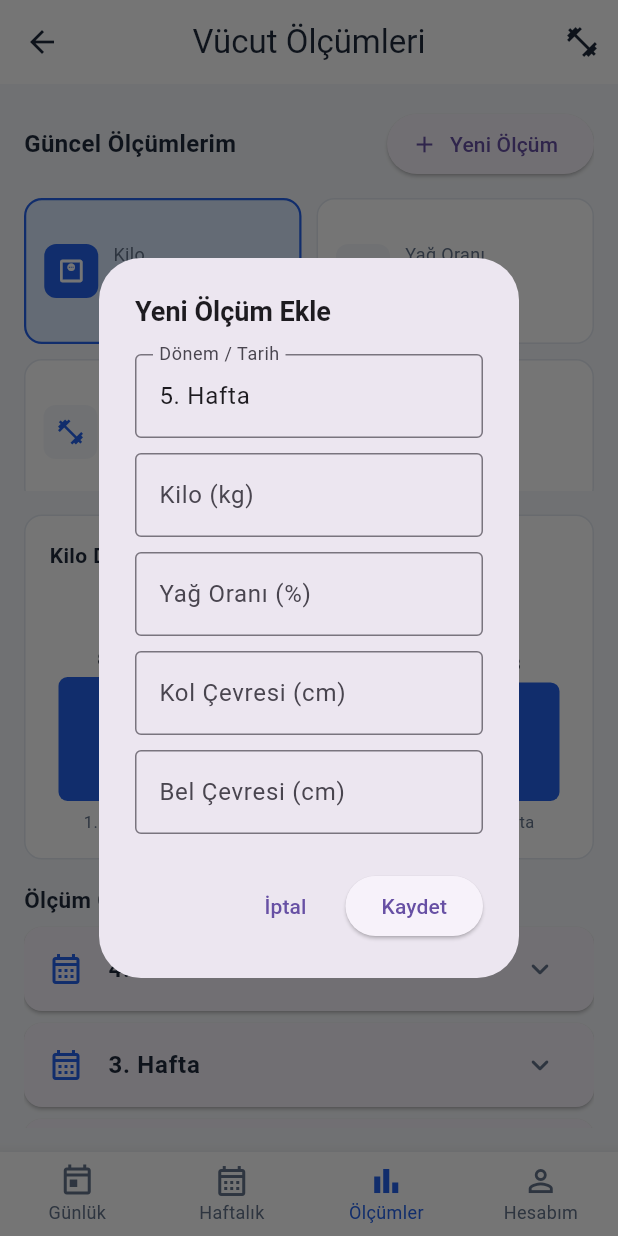
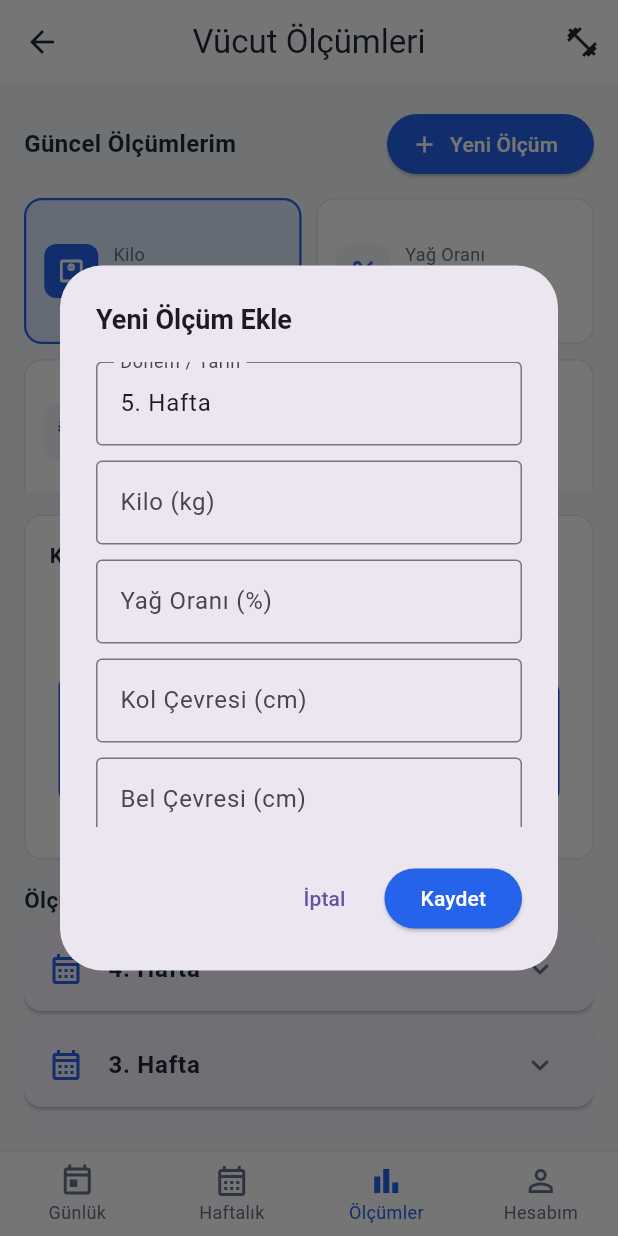
Before and after one commit to burqky/Mobil_Programlama, a Flutter app: the MainNavigationScreen screen opened by its route, item 3 of the bottom bar chosen, after a tap on "Yeni Ölçüm", on a phone screen of 412 x 824 dp. Run offline on Flutter 3.47's test engine with Material 3 defaults, Android fonts, the phone set to English and light mode, and no system bars.

Commit message:
Vucut olcumleri grafigi, hesap ekrani ve widget testleri guncellendi

```diff
--- a/spor_uygulamasi/lib/screens/measurements_tab.dart
+++ b/spor_uygulamasi/lib/screens/measurements_tab.dart
@@ -13,8 +13,8 @@ class MeasurementsTab extends StatefulWidget {
 
 class _MeasurementsTabState extends State<MeasurementsTab> {
   String _selectedMetric = 'Kilo';
-  // Tıklanarak detayları açılan ölçüm kayıtlarının ID listesi
-  final Set<String> _expandedMeasurementIds = {};
+  // Tıklanarak detayları açılan ölçüm kayıtlarının ID listesi (1. Hafta PDF: List, indexOf, add, removeAt)
+  final List<String> _expandedMeasurementIds = [];
 
   void _showAddMeasurementDialog() {
     final nextWeekNumber = AppStateData.bodyMeasurements.length + 1;
@@ -28,15 +28,93 @@ class _MeasurementsTabState extends State<MeasurementsTab> {
 
     showDialog(
       context: context,
-      builder: (dialogContext) {
-        return AlertDialog(
+      builder: (BuildContext dialogContext) {
+        Widget iptalButonu = TextButton(
+          onPressed: () => Navigator.pop(dialogContext),
+          child: const Text('İptal'),
+        );
+
+        Widget kaydetButonu = ElevatedButton(
+          style: ElevatedButton.styleFrom(
+            backgroundColor: AppColors.primary,
+            foregroundColor: Colors.white,
+          ),
+          onPressed: () {
+            double weight = 0;
+            double fat = 0;
+            double arm = 0;
+            double waist = 0;
+
+            // 1. Hafta PDF Syf 95 & 2. Hafta PDF Syf 50-51: try - on FormatException catch - finally
+            try {
+              weight = double.parse(weightController.text.trim());
+              fat = double.parse(fatController.text.trim());
+              arm = double.parse(armController.text.trim());
+              waist = double.parse(waistController.text.trim());
+            } on FormatException catch (e) {
+              debugPrint('Ölçüm sayısal dönüşüm hatası: $e');
+              final hataSnackBar = SnackBar(
+                duration: const Duration(seconds: 3),
+                content: const Text(
+                  'Lütfen tüm ölçüm alanlarına geçerli bir sayı girin.',
+                ),
+                backgroundColor: Colors.red,
+                action: SnackBarAction(
+                  textColor: Colors.white,
+                  label: 'TAMAM',
+                  onPressed: () {},
+                ),
+              );
+              ScaffoldMessenger.of(context).showSnackBar(hataSnackBar);
+              return;
+            } catch (e) {
+              debugPrint('Beklenmeyen hata: $e');
+              return;
+            } finally {
+              debugPrint('Ölçüm doğrulama işlemi tamamlandı.');
+            }
+
+            setState(() {
+              AppStateData.bodyMeasurements.add(
+                BodyMeasurement(
+                  id: 'm_${DateTime.now().millisecondsSinceEpoch}',
+                  dateLabel: dateController.text.trim().isEmpty
+                      ? '$nextWeekNumber. Hafta'
+                      : dateController.text.trim(),
+                  weight: weight,
+                  fatRatio: fat,
+                  armCircumference: arm,
+                  waistCircumference: waist,
+                ),
+              );
+            });
+            Navigator.pop(dialogContext);
+
+            final snackBar = SnackBar(
+              duration: const Duration(seconds: 3),
+              content: const Text('Yeni vücut ölçümü kaydedildi.'),
+              backgroundColor: AppColors.success,
+              action: SnackBarAction(
+                textColor: Colors.white,
+                label: 'TAMAM',
+                onPressed: () {},
+              ),
+            );
+            ScaffoldMessenger.of(context).showSnackBar(snackBar);
+          },
+          child: const Text('Kaydet'),
+        );
+
+        // 5. Hafta PDF Syf 19 & 6. Hafta PDF Syf 2: AlertDialog içinde ListView
+        AlertDialog alert = AlertDialog(
           title: const Text(
             'Yeni Ölçüm Ekle',
             style: TextStyle(fontSize: 18, fontWeight: FontWeight.bold),
           ),
-          content: SingleChildScrollView(
-            child: Column(
-              mainAxisSize: MainAxisSize.min,
+          content: SizedBox(
+            width: 300,
+            height: 310,
+            child: ListView(
               children: [
                 TextField(
                   controller: dateController,
@@ -92,86 +170,23 @@ class _MeasurementsTabState extends State<MeasurementsTab> {
               ],
             ),
           ),
-          actions: [
-            TextButton(
-              onPressed: () => Navigator.pop(dialogContext),
-              child: const Text('İptal'),
-            ),
-            ElevatedButton(
-              onPressed: () {
-                double weight = 0;
-                double fat = 0;
-                double arm = 0;
-                double waist = 0;
+          actions: [iptalButonu, kaydetButonu],
+        );
 
-                try {
-                  weight = double.parse(
-                    weightController.text.trim().replaceAll(',', '.'),
-                  );
-                  fat = double.parse(
-                    fatController.text.trim().replaceAll(',', '.'),
-                  );
-                  arm = double.parse(
-                    armController.text.trim().replaceAll(',', '.'),
-                  );
-                  waist = double.parse(
-                    waistController.text.trim().replaceAll(',', '.'),
-                  );
-                } catch (e) {
-                  ScaffoldMessenger.of(context).showSnackBar(
-                    const SnackBar(
-                      content: Text(
-                        'Lütfen tüm ölçüm alanlarına geçerli bir sayı girin.',
-                      ),
-                      backgroundColor: Colors.red,
-                    ),
-                  );
-                  return;
-                } finally {
-                  debugPrint('Ölçüm doğrulama işlemi tamamlandı.');
-                }
-
-                setState(() {
-                  AppStateData.bodyMeasurements.add(
-                    BodyMeasurement(
-                      id: 'm_${DateTime.now().millisecondsSinceEpoch}',
-                      dateLabel: dateController.text.trim().isEmpty
-                          ? '$nextWeekNumber. Hafta'
-                          : dateController.text.trim(),
-                      weight: weight,
-                      fatRatio: fat,
-                      armCircumference: arm,
-                      waistCircumference: waist,
-                    ),
-                  );
-                });
-                Navigator.pop(dialogContext);
-
-                ScaffoldMessenger.of(context).showSnackBar(
-                  const SnackBar(
-                    content: Text('Yeni vücut ölçümü kaydedildi.'),
-                    backgroundColor: AppColors.success,
-                  ),
-                );
-              },
-              child: const Text('Kaydet'),
-            ),
-          ],
-        );
+        return alert;
       },
     );
   }
 
+  // 1. Hafta PDF Syf 64-65: switch-case yerine if - else if - else yapısı
   double _getMetricValue(BodyMeasurement m) {
-    switch (_selectedMetric) {
-      case 'Yağ Oranı':
+    if (_selectedMetric == 'Yağ Oranı') {
       return m.fatRatio;
-      case 'Kol':
+    } else if (_selectedMetric == 'Kol') {
       return m.armCircumference;
-      case 'Bel':
+    } else if (_selectedMetric == 'Bel') {
       return m.waistCircumference;
-      case 'Kilo':
-      default:
+    } else {
       return m.weight;
     }
   }
@@ -182,6 +197,77 @@ class _MeasurementsTabState extends State<MeasurementsTab> {
     return 'cm';
   }
 
+  // 1. Hafta PDF (for-in, if-else) & 3. Hafta PDF (Expanded flex, Container, BoxDecoration) ile sütun grafik oluşturma
+  List<Widget> _grafikSutunlariniOlustur(List<BodyMeasurement> measurements) {
+    double maxVal = 0;
+    for (BodyMeasurement item in measurements) {
+      final double current = _getMetricValue(item);
+      if (current > maxVal) {
+        maxVal = current;
+      }
+    }
+
+    List<Widget> sutunlar = [];
+    for (BodyMeasurement m in measurements) {
+      final double val = _getMetricValue(m);
+      int barFlex = 20;
+      if (maxVal > 0) {
+        barFlex = ((val / maxVal) * 70).round();
+        if (barFlex < 15) {
+          barFlex = 15;
+        } else if (barFlex > 75) {
+          barFlex = 75;
+        }
+      }
+      final int emptyFlex = 100 - barFlex;
+
+      sutunlar.add(
+        Expanded(
+          child: Padding(
+            padding: const EdgeInsets.symmetric(horizontal: 6.0),
+            child: Column(
+              mainAxisAlignment: MainAxisAlignment.end,
+              children: [
+                Expanded(
+                  flex: emptyFlex,
+                  child: const SizedBox(),
+                ),
+                Text(
+                  val.toStringAsFixed(1),
+                  style: const TextStyle(
+                    fontSize: 11,
+                    fontWeight: FontWeight.bold,
+                    color: AppColors.textPrimary,
+                  ),
+                ),
+                const SizedBox(height: 4),
+                Expanded(
+                  flex: barFlex,
+                  child: Container(
+                    width: double.infinity,
+                    decoration: BoxDecoration(
+                      color: AppColors.primary,
+                      borderRadius: BorderRadius.circular(6),
+                    ),
+                  ),
+                ),
+                const SizedBox(height: 6),
+                Text(
+                  m.dateLabel,
+                  style: const TextStyle(
+                    fontSize: 11,
+                    color: AppColors.textSecondary,
+                  ),
+                ),
+              ],
+            ),
+          ),
+        ),
+      );
+    }
+    return sutunlar;
+  }
+
   @override
   Widget build(BuildContext context) {
     final measurements = AppStateData.bodyMeasurements;
@@ -189,10 +275,10 @@ class _MeasurementsTabState extends State<MeasurementsTab> {
         ? measurements.last
         : BodyMeasurement.standard(id: 'm_0', dateLabel: '-', weight: 75.0);
 
-    return Padding(
-      padding: const EdgeInsets.all(16.0),
-      child: ListView(
-        children: [
+    // 1. Hafta PDF: Spread (...) yerine for-in ve add() ile liste elemanlarını oluşturma
+    List<Widget> sayfaElemanlari = [];
+
+    sayfaElemanlari.add(
       Row(
         mainAxisAlignment: MainAxisAlignment.spaceBetween,
         children: [
@@ -205,15 +291,21 @@ class _MeasurementsTabState extends State<MeasurementsTab> {
             ),
           ),
           ElevatedButton.icon(
+            style: ElevatedButton.styleFrom(
+              backgroundColor: AppColors.primary,
+              foregroundColor: Colors.white,
+            ),
             onPressed: _showAddMeasurementDialog,
             icon: const Icon(Icons.add, size: 18),
             label: const Text('Yeni Ölçüm'),
           ),
         ],
       ),
-          const SizedBox(height: 12),
+    );
+    sayfaElemanlari.add(const SizedBox(height: 12));
 
-          // 2 Sütunlu Özet Izgarası (lib/widgets/measurement_metric_card.dart)
+    // 6. Hafta PDF Syf 14-21: GridView.count (crossAxisCount: 2)
+    sayfaElemanlari.add(
       SizedBox(
         height: 195,
         child: GridView.count(
@@ -254,9 +346,11 @@ class _MeasurementsTabState extends State<MeasurementsTab> {
           ],
         ),
       ),
-          const SizedBox(height: 16),
+    );
+    sayfaElemanlari.add(const SizedBox(height: 16));
 
     // Native Sütun Grafiği (Container + Row + Column + Expanded flex)
+    sayfaElemanlari.add(
       Container(
         padding: const EdgeInsets.all(16),
         decoration: BoxDecoration(
@@ -280,65 +374,16 @@ class _MeasurementsTabState extends State<MeasurementsTab> {
               height: 160,
               child: Row(
                 crossAxisAlignment: CrossAxisAlignment.end,
-                    children: measurements.map((m) {
-                      final val = _getMetricValue(m);
-                      final maxVal = measurements
-                          .map(_getMetricValue)
-                          .reduce((a, b) => a > b ? a : b);
-                      final int barFlex = maxVal > 0
-                          ? ((val / maxVal) * 70).round().clamp(15, 75)
-                          : 20;
-                      final int emptyFlex = 100 - barFlex;
-
-                      return Expanded(
-                        child: Padding(
-                          padding: const EdgeInsets.symmetric(horizontal: 6.0),
-                          child: Column(
-                            mainAxisAlignment: MainAxisAlignment.end,
-                            children: [
-                              Expanded(
-                                flex: emptyFlex,
-                                child: const SizedBox(),
-                              ),
-                              Text(
-                                val.toStringAsFixed(1),
-                                style: const TextStyle(
-                                  fontSize: 11,
-                                  fontWeight: FontWeight.bold,
-                                  color: AppColors.textPrimary,
-                                ),
-                              ),
-                              const SizedBox(height: 4),
-                              Expanded(
-                                flex: barFlex,
-                                child: Container(
-                                  width: double.infinity,
-                                  decoration: BoxDecoration(
-                                    color: AppColors.primary,
-                                    borderRadius: BorderRadius.circular(6),
-                                  ),
-                                ),
-                              ),
-                              const SizedBox(height: 6),
-                              Text(
-                                m.dateLabel,
-                                style: const TextStyle(
-                                  fontSize: 11,
-                                  color: AppColors.textSecondary,
+                children: _grafikSutunlariniOlustur(measurements),
               ),
             ),
           ],
         ),
       ),
     );
-                    }).toList(),
-                  ),
-                ),
-              ],
-            ),
-          ),
-          const SizedBox(height: 16),
+    sayfaElemanlari.add(const SizedBox(height: 16));
 
+    sayfaElemanlari.add(
       const Text(
         'Ölçüm Geçmişi',
         style: TextStyle(
@@ -347,18 +392,22 @@ class _MeasurementsTabState extends State<MeasurementsTab> {
           color: AppColors.textPrimary,
         ),
       ),
-          const SizedBox(height: 8),
+    );
+    sayfaElemanlari.add(const SizedBox(height: 8));
 
-          // Ölçüm geçmişi kartları: Tıklayınca detaylar açılır
-          ...measurements.reversed.map((m) {
-            final bool isExpanded = _expandedMeasurementIds.contains(m.id);
-            return Card(
+    // 1. Hafta PDF Syf 41-42: measurements.reversed ile ters sırada listeleme
+    for (BodyMeasurement m in measurements.reversed) {
+      final int expandedIdx = _expandedMeasurementIds.indexOf(m.id);
+      final bool isExpanded = expandedIdx != -1;
+
+      sayfaElemanlari.add(
+        Card(
           margin: const EdgeInsets.only(bottom: 8),
           child: ListTile(
             onTap: () {
               setState(() {
                 if (isExpanded) {
-                      _expandedMeasurementIds.remove(m.id);
+                  _expandedMeasurementIds.removeAt(expandedIdx);
                 } else {
                   _expandedMeasurementIds.add(m.id);
                 }
@@ -395,9 +444,14 @@ class _MeasurementsTabState extends State<MeasurementsTab> {
               color: AppColors.textSecondary,
             ),
           ),
+        ),
       );
-          }),
-        ],
+    }
+
+    return Padding(
+      padding: const EdgeInsets.all(16.0),
+      child: ListView(
+        children: sayfaElemanlari,
       ),
     );
   }
```
Also changed, not shown: spor_uygulamasi/lib/screens/account_tab.dart (+118 -72 lines), 1 other file. Lines whose indentation alone changed are shown as unchanged.
